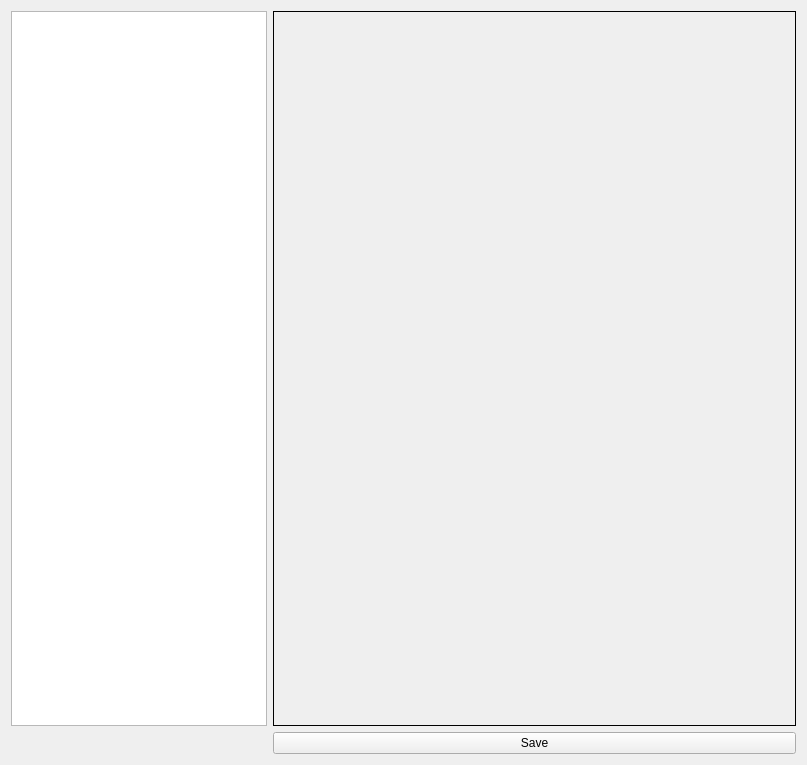
Qt form view/settingsview.ui (Joensw/RCAIT) before a commit.
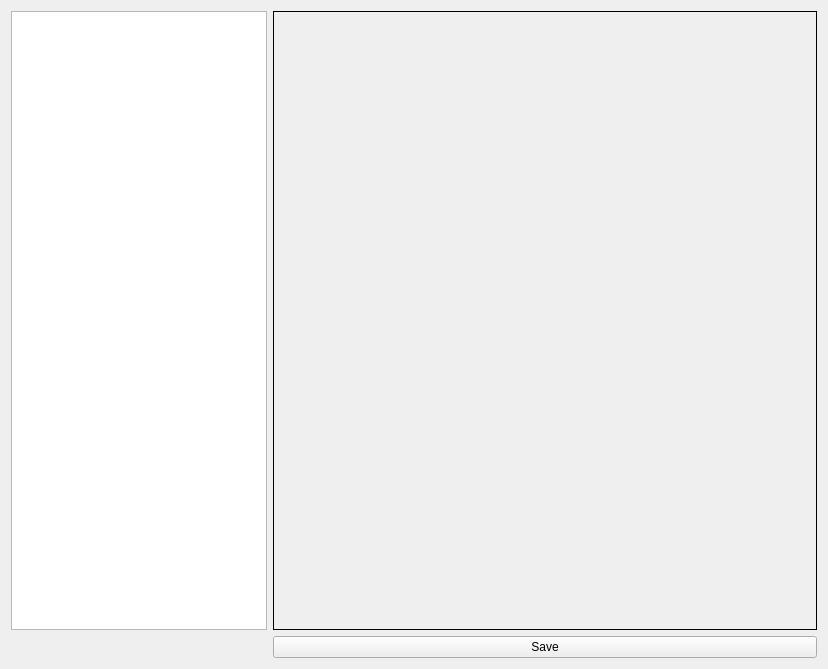
The same form after that commit.

What changed in the file:
```diff
--- a/view/settingsview.ui
+++ b/view/settingsview.ui
@@ -6,8 +6,8 @@
    <rect>
     <x>0</x>
     <y>0</y>
-    <width>807</width>
-    <height>765</height>
+    <width>828</width>
+    <height>669</height>
    </rect>
   </property>
   <property name="windowTitle">
```
